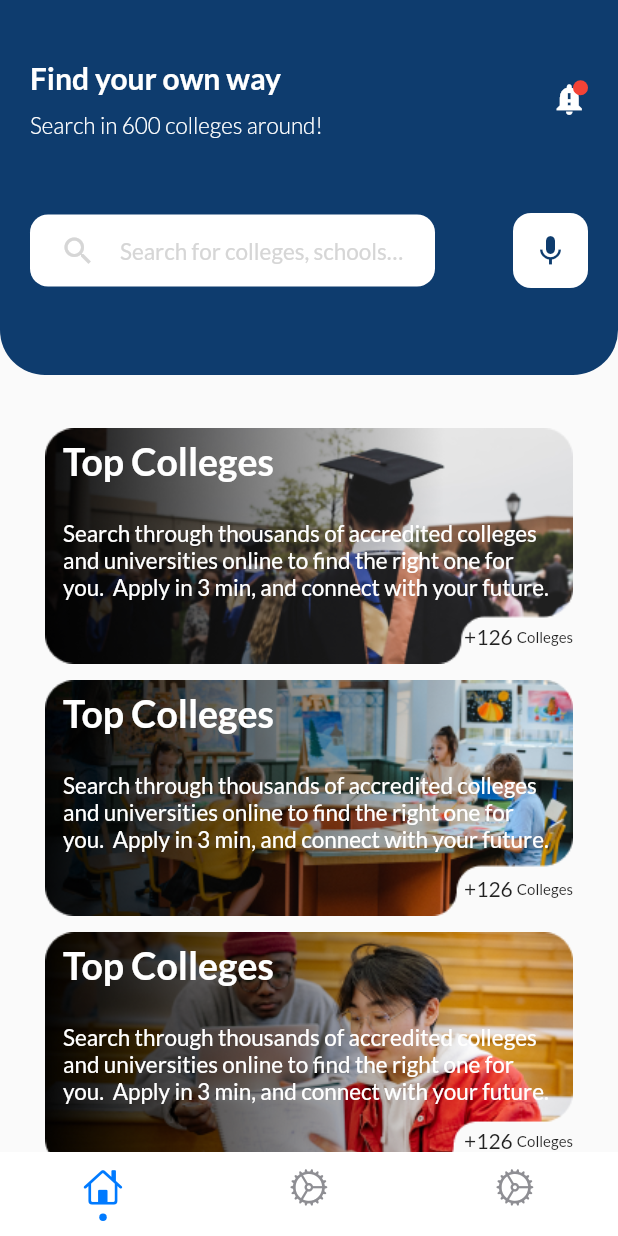
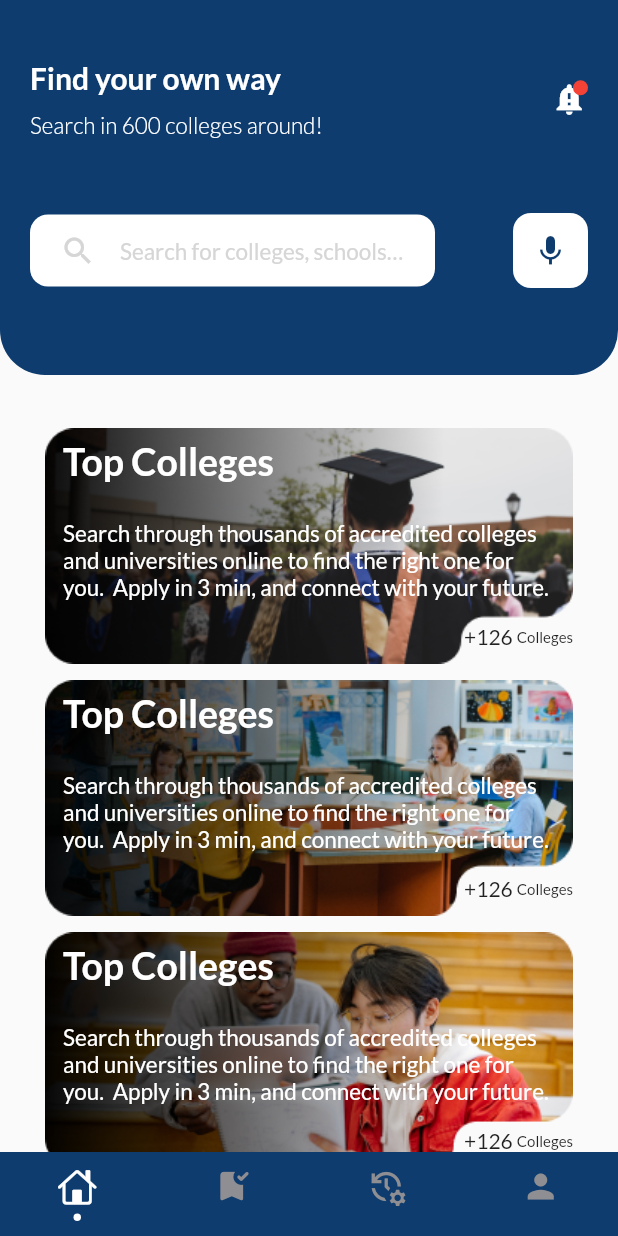
Before and after one commit to najmulmyself/Higher-Study, a Flutter app: the screen it shows after launch, on a phone screen of 412 x 824 dp. Run offline on Flutter 3.47's test engine with Material 2 defaults, Android fonts, the phone set to English and light mode, and no system bars; drawn by our look-alikes of persistent_bottom_nav_bar; our stand-ins replace bottom_navy_bar, google_fonts.

Commit message:
added nav styling

```diff
--- a/lib/main.dart
+++ b/lib/main.dart
@@ -3,8 +3,6 @@
 import 'package:flutter/cupertino.dart';
 import 'package:flutter/material.dart';
 import 'package:google_fonts/google_fonts.dart';
-import 'package:higher_study/screens/ano.dart';
-import 'package:higher_study/screens/container.dart';
 import 'package:higher_study/screens/home_page.dart';
 import 'package:persistent_bottom_nav_bar/persistent-tab-view.dart';
 
@@ -23,68 +21,39 @@ class MyApp extends StatelessWidget {
       title: 'Material App',
       home: SafeArea(
         child: Scaffold(
-          // body: HomePage(),
-          // body: PersistentTabView(
-          //   context,
-          //   screens: [HomePage(), Container()],
-          //   items: [
-          //     PersistentBottomNavBarItem(
-          //       onPressed: (i) {},
-          //       icon: Icon(CupertinoIcons.home),
-          //       title: "Home",
-          //       activeColorPrimary: CupertinoColors.activeBlue,
-          //       inactiveColorPrimary: CupertinoColors.systemGrey,
-          //     ),
-          //     PersistentBottomNavBarItem(
-          //       icon: Icon(CupertinoIcons.settings),
-          //       title: "Settings",
-          //       activeColorPrimary: CupertinoColors.activeBlue,
-          //       inactiveColorPrimary: CupertinoColors.systemGrey,
-          //     ),
-          //     PersistentBottomNavBarItem(
-          //       icon: Icon(CupertinoIcons.settings),
-          //       title: "Settings",
-          //       activeColorPrimary: CupertinoColors.activeBlue,
-          //       inactiveColorPrimary: CupertinoColors.systemGrey,
-          //     ),
-          //     PersistentBottomNavBarItem(
-          //       icon: Icon(CupertinoIcons.settings),
-          //       title: "Settings",
-          //       activeColorPrimary: CupertinoColors.activeBlue,
-          //       inactiveColorPrimary: CupertinoColors.systemGrey,
-          //     ),
-          //     PersistentBottomNavBarItem(
-          //       icon: Icon(CupertinoIcons.settings),
-          //       title: "Settings",
-          //       activeColorPrimary: CupertinoColors.activeBlue,
-          //       inactiveColorPrimary: CupertinoColors.systemGrey,
-          //     ),
-          //   ],
-          // ),
+          // body: HomePage(), // NO NEED TO ADD HOMEPAGE | SCREEN WILL DO IT AUTOMATICALLY IN ORDER
           bottomNavigationBar: PersistentTabView(
             context,
+            backgroundColor: Color(0xff0E3C6E),
             screens: [
               HomePage(),
-              Con(),
-              ano(),
+              Container(),
+              Container(),
+              Container(),
             ],
             items: [
               PersistentBottomNavBarItem(
                 icon: Icon(CupertinoIcons.home),
                 title: "Home",
-                activeColorPrimary: CupertinoColors.activeBlue,
+                activeColorPrimary: CupertinoColors.white,
                 inactiveColorPrimary: CupertinoColors.systemGrey,
               ),
               PersistentBottomNavBarItem(
-                icon: Icon(CupertinoIcons.settings),
-                title: "Settings",
-                activeColorPrimary: CupertinoColors.activeBlue,
+                icon: Icon(Icons.bookmark_added_rounded),
+                title: "Saved",
+                activeColorPrimary: CupertinoColors.white,
                 inactiveColorPrimary: CupertinoColors.systemGrey,
               ),
               PersistentBottomNavBarItem(
-                icon: Icon(CupertinoIcons.settings),
+                icon: Icon(Icons.manage_history_sharp),
                 title: "Settings",
-                activeColorPrimary: CupertinoColors.activeBlue,
+                activeColorPrimary: CupertinoColors.white,
+                inactiveColorPrimary: CupertinoColors.systemGrey,
+              ),
+              PersistentBottomNavBarItem(
+                icon: Icon(Icons.person_sharp),
+                title: "Account",
+                activeColorPrimary: CupertinoColors.white,
                 inactiveColorPrimary: CupertinoColors.systemGrey,
               ),
             ],
```
Also changed, not shown: lib/screens/ano.dart (deleted, +0 -10 lines), lib/screens/container.dart (deleted, +0 -10 lines).
